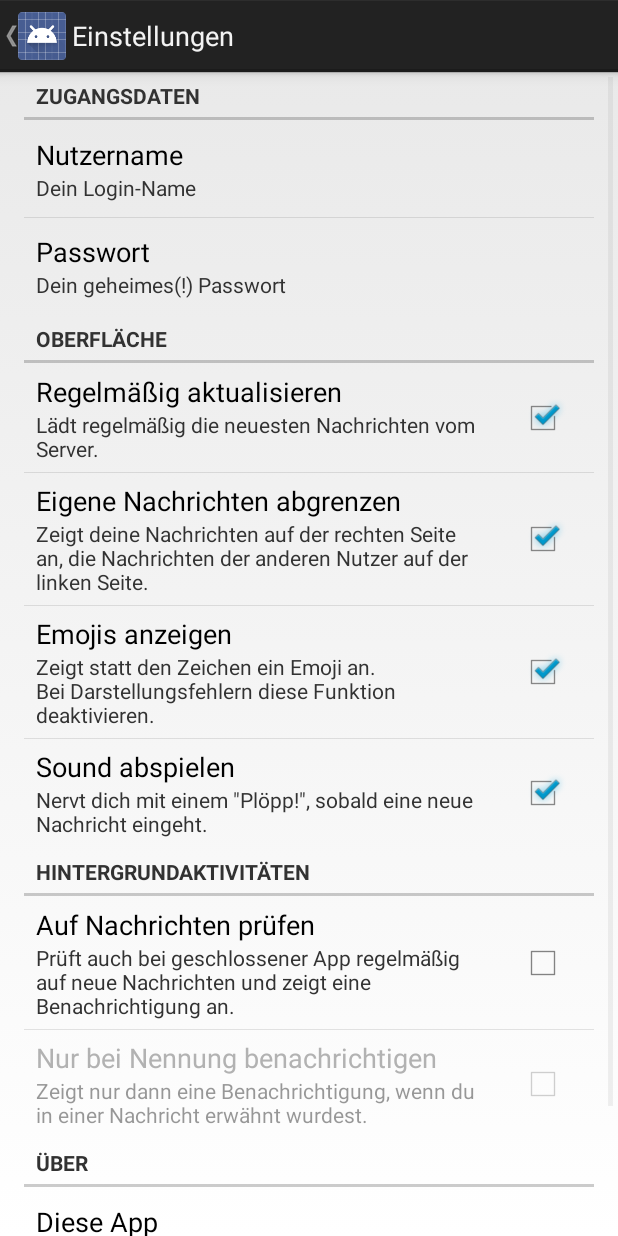
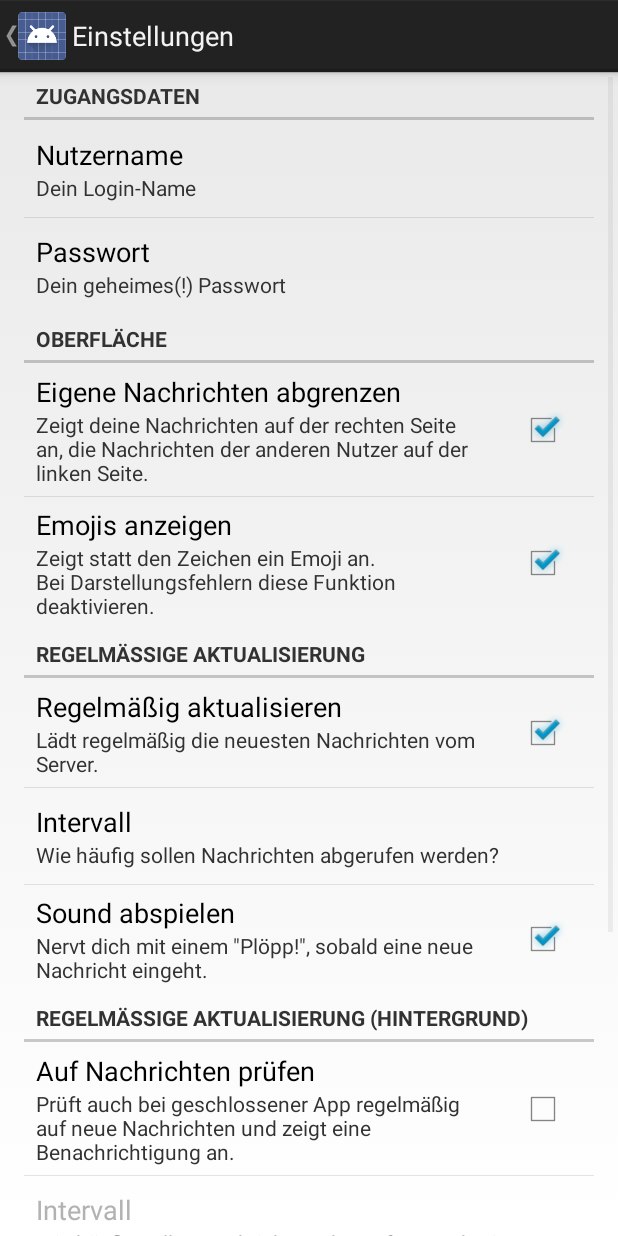
Before and after one commit to menzerath/android-blackphantom.de-shoutbox, an Android app: the SettingsActivity screen opened directly, with no data from a screen before it, on a phone screen of 412 x 824 dp. Run offline under Robolectric (Android 15) with nearby library versions, the phone set to English and light mode, and no system bars.

Commit message:
Einstellungen reorganisiert; Update-Intervall kann jetzt gewählt werden (Fixes #3)

```diff
--- a/app/src/main/java/eu/menzerath/bpchat/ChatActivity.java
+++ b/app/src/main/java/eu/menzerath/bpchat/ChatActivity.java
@@ -281,7 +281,7 @@ public class ChatActivity extends Activity {
                         }
                     });
                 }
-            }, 0, 10, TimeUnit.SECONDS);
+            }, 0, Integer.parseInt(prefs.getString("autoReloadInterval", "10")), TimeUnit.SECONDS);
         }
         super.onResume();
     }
--- a/app/src/main/res/values/strings_prefs.xml
+++ b/app/src/main/res/values/strings_prefs.xml
@@ -7,24 +7,46 @@
     <string name="sum_login_password">Dein geheimes(!) Passwort</string>
 
     <string name="cat_ui">Oberfläche</string>
-    <string name="title_ui_autoReload">Regelmäßig aktualisieren</string>
-    <string name="sum_ui_autoReload">Lädt regelmäßig die neuesten Nachrichten vom Server.</string>
     <string name="title_ui_twoBubbles">Eigene Nachrichten abgrenzen</string>
     <string name="sum_ui_twoBubbles">Zeigt deine Nachrichten auf der rechten Seite an, die Nachrichten der anderen Nutzer auf der linken Seite.</string>
     <string name="title_ui_showEmojis">Emojis anzeigen</string>
     <string name="sum_ui_showEmojis">Zeigt statt den Zeichen ein Emoji an.\nBei Darstellungsfehlern diese Funktion deaktivieren.</string>
+
+    <string name="cat_fg">Regelmäßige Aktualisierung</string>
+    <string name="title_ui_autoReload">Regelmäßig aktualisieren</string>
+    <string name="sum_ui_autoReload">Lädt regelmäßig die neuesten Nachrichten vom Server.</string>
+    <string name="title_ui_autoReloadInterval">Intervall</string>
+    <string name="sum_ui_autoReloadInterval">Wie häufig sollen Nachrichten abgerufen werden?</string>
     <string name="title_ui_messageSound">Sound abspielen</string>
     <string name="sum_ui_messageSound">Nervt dich mit einem \"Plöpp!\", sobald eine neue Nachricht eingeht.</string>
 
-    <string name="cat_bg">Hintergrundaktivitäten</string>
-    <string name="title_bg_alwaysOn">Auf Nachrichten prüfen</string>
-    <string name="sum_bg_alwaysOn">Prüft auch bei geschlossener App regelmäßig auf neue Nachrichten und zeigt eine Benachrichtigung an.</string>
-    <string name="title_bg_alwaysOnMention">Nur bei Nennung benachrichtigen</string>
-    <string name="sum_bg_alwaysOnMention">Zeigt nur dann eine Benachrichtigung, wenn du in einer Nachricht erwähnt wurdest.</string>
+    <string name="cat_bg">Regelmäßige Aktualisierung (Hintergrund)</string>
+    <string name="title_bg_autoReloadBackground">Auf Nachrichten prüfen</string>
+    <string name="sum_bg_autoReloadBackground">Prüft auch bei geschlossener App regelmäßig auf neue Nachrichten und zeigt eine Benachrichtigung an.</string>
+    <string name="title_bg_autoReloadBackgroundMention">Nur bei Nennung benachrichtigen</string>
+    <string name="sum_bg_autoReloadBackgroundMention">Zeigt nur dann eine Benachrichtigung, wenn du in einer Nachricht erwähnt wurdest.</string>
 
     <string name="cat_about">Über</string>
     <string name="title_about_app">Diese App</string>
     <string name="sum_about_app">BlackPhantom.DE Shoutbox - Version ???</string>
     <string name="title_about_dev">Den Entwickler</string>
     <string name="sum_about_dev">Marvin Menzerath - http://menzerath.eu</string>
+
+    <string-array name="autoReloadInterval">
+        <item name="5">Alle 5 Sekunden</item>
+        <item name="10">Alle 10 Sekunden</item>
+        <item name="30">Alle 30 Sekunden</item>
+        <item name="60">Jede Minute</item>
+        <item name="300">Alle 5 Minuten</item>
+        <item name="600">Alle 10 Minuten</item>
+    </string-array>
+
+    <string-array name="autoReloadIntervalValues">
+        <item name="5">5</item>
+        <item name="10">10</item>
+        <item name="30">30</item>
+        <item name="60">60</item>
+        <item name="300">300</item>
+        <item name="600">600</item>
+    </string-array>
 </resources>
--- a/app/src/main/res/xml/prefs.xml
+++ b/app/src/main/res/xml/prefs.xml
@@ -17,11 +17,6 @@
     <PreferenceCategory android:title="@string/cat_ui">
         <CheckBoxPreference
             android:defaultValue="true"
-            android:key="autoReload"
-            android:summary="@string/sum_ui_autoReload"
-            android:title="@string/title_ui_autoReload" />
-        <CheckBoxPreference
-            android:defaultValue="true"
             android:key="twoBubbles"
             android:summary="@string/sum_ui_twoBubbles"
             android:title="@string/title_ui_twoBubbles" />
@@ -30,6 +25,22 @@
             android:key="showEmojis"
             android:summary="@string/sum_ui_showEmojis"
             android:title="@string/title_ui_showEmojis" />
+    </PreferenceCategory>
+
+    <PreferenceCategory android:title="@string/cat_fg">
+        <CheckBoxPreference
+            android:defaultValue="true"
+            android:key="autoReload"
+            android:summary="@string/sum_ui_autoReload"
+            android:title="@string/title_ui_autoReload" />
+        <ListPreference
+            android:defaultValue="10"
+            android:dependency="autoReload"
+            android:entries="@array/autoReloadInterval"
+            android:entryValues="@array/autoReloadIntervalValues"
+            android:key="autoReloadInterval"
+            android:summary="@string/sum_ui_autoReloadInterval"
+            android:title="@string/title_ui_autoReloadInterval" />
         <CheckBoxPreference
             android:defaultValue="true"
             android:key="messageSound"
@@ -40,15 +51,23 @@
     <PreferenceCategory android:title="@string/cat_bg">
         <CheckBoxPreference
             android:defaultValue="false"
-            android:key="alwaysOn"
-            android:summary="@string/sum_bg_alwaysOn"
-            android:title="@string/title_bg_alwaysOn" />
+            android:key="autoReloadBackground"
+            android:summary="@string/sum_bg_autoReloadBackground"
+            android:title="@string/title_bg_autoReloadBackground" />
+        <ListPreference
+            android:defaultValue="60"
+            android:dependency="autoReloadBackground"
+            android:entries="@array/autoReloadInterval"
+            android:entryValues="@array/autoReloadIntervalValues"
+            android:key="autoReloadBackgroundInterval"
+            android:summary="@string/sum_ui_autoReloadInterval"
+            android:title="@string/title_ui_autoReloadInterval" />
         <CheckBoxPreference
             android:defaultValue="false"
-            android:dependency="alwaysOn"
-            android:key="alwaysOnMention"
-            android:summary="@string/sum_bg_alwaysOnMention"
-            android:title="@string/title_bg_alwaysOnMention" />
+            android:dependency="autoReloadBackground"
+            android:key="autoReloadBackgroundMention"
+            android:summary="@string/sum_bg_autoReloadBackgroundMention"
+            android:title="@string/title_bg_autoReloadBackgroundMention" />
     </PreferenceCategory>
 
     <PreferenceCategory android:title="@string/cat_about">
```
